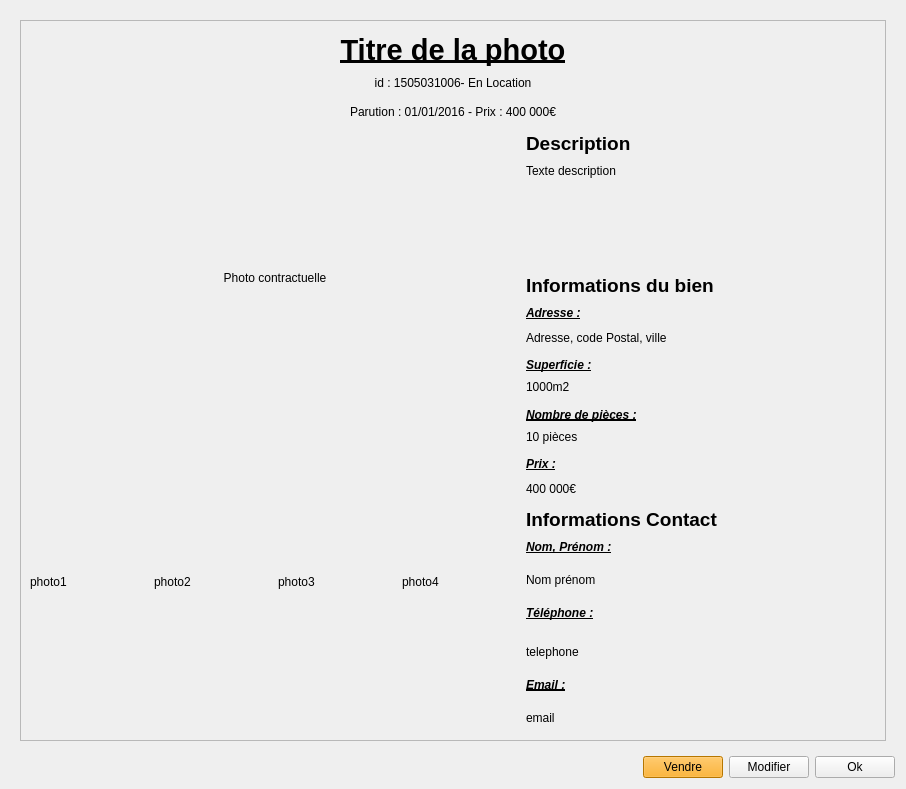
The window that AgenceImmo/detaildialog.ui (willdoleave/projet-ihm) describes before a commit, drawn with Qt 5.
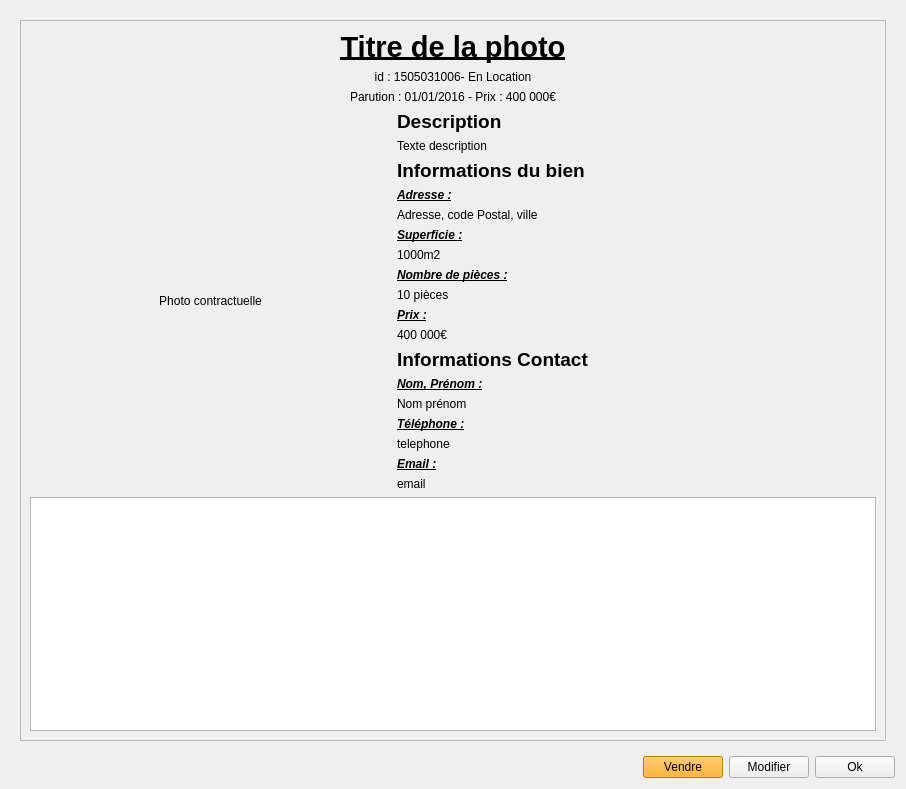
The same window after the commit.

Patch:
```diff
--- a/AgenceImmo/detaildialog.ui
+++ b/AgenceImmo/detaildialog.ui
@@ -27,8 +27,8 @@
           <rect>
            <x>0</x>
            <y>0</y>
-           <width>868</width>
-           <height>718</height>
+           <width>852</width>
+           <height>731</height>
           </rect>
          </property>
          <layout class="QGridLayout" name="gridLayout_3">
@@ -428,41 +428,19 @@
                </widget>
               </item>
               <item>
-               <layout class="QHBoxLayout" name="photos_supplementaires">
-                <item>
-                 <widget class="QLabel" name="photo1">
-                  <property name="text">
-                   <string>photo1</string>
-                  </property>
-                 </widget>
-                </item>
-                <item>
-                 <widget class="QLabel" name="photo2">
-                  <property name="text">
-                   <string>photo2</string>
-                  </property>
-                 </widget>
-                </item>
-                <item>
-                 <widget class="QLabel" name="photo3">
-                  <property name="text">
-                   <string>photo3</string>
-                  </property>
-                 </widget>
-                </item>
-                <item>
-                 <widget class="QLabel" name="photo4">
-                  <property name="text">
-                   <string>photo4</string>
-                  </property>
-                 </widget>
-                </item>
-               </layout>
+               <layout class="QHBoxLayout" name="photos_supplementaires"/>
               </item>
              </layout>
             </item>
            </layout>
           </item>
+          <item row="2" column="0">
+           <widget class="QListWidget" name="listWidget">
+            <property name="flow">
+             <enum>QListView::LeftToRight</enum>
+            </property>
+           </widget>
+          </item>
          </layout>
         </widget>
        </widget>
```
Left out of the diff: 5 changed lines with no effect on the pictures.
